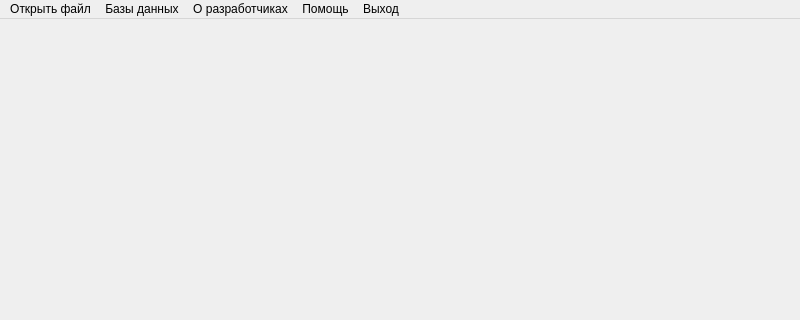
Above: gui/MainWindow.ui from Kroshy1984/MIOM before the change; both pictures show x 0 to 800 and y 0 to 320 of the 800 by 600 pixel window. Below: the same form after it.
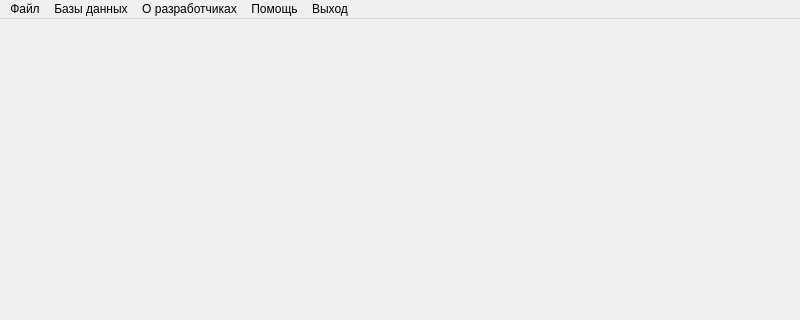
That is the form after the change.

The edit to the form file:
```diff
--- a/gui/MainWindow.ui
+++ b/gui/MainWindow.ui
@@ -47,7 +47,7 @@
    </widget>
    <widget class="QMenu" name="menu_5">
     <property name="title">
-     <string>Открыть файл</string>
+     <string>Файл</string>
     </property>
    </widget>
    <addaction name="menu_5"/>
```
Left out of the diff: 12 changed lines with no effect on the pictures.
